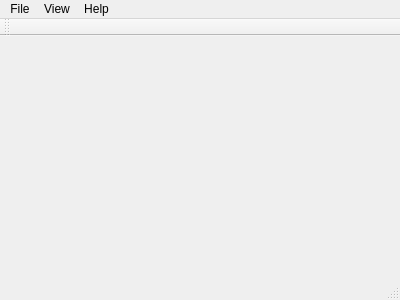
Before: the Qt Designer form src/client/mainwindow.ui in uazure/qLab, drawn with Qt 5.
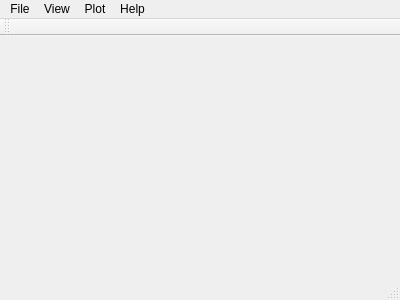
After: the same form once the commit is applied.

```diff
--- a/src/client/mainwindow.ui
+++ b/src/client/mainwindow.ui
@@ -53,10 +53,17 @@
     <addaction name="separator"/>
     <addaction name="actionReplot"/>
     <addaction name="actionClear_plot"/>
-    <addaction name="actionAdd_curves"/>
+    <addaction name="actionInitialize"/>
+   </widget>
+   <widget class="QMenu" name="menuPlot">
+    <property name="title">
+     <string>Plot</string>
+    </property>
+    <addaction name="actionSetup"/>
    </widget>
    <addaction name="menuFile"/>
    <addaction name="menuView"/>
+   <addaction name="menuPlot"/>
    <addaction name="menuHelp"/>
   </widget>
   <widget class="QToolBar" name="mainToolBar">
```
Left out of the diff: 9 changed lines with no effect on the pictures.
